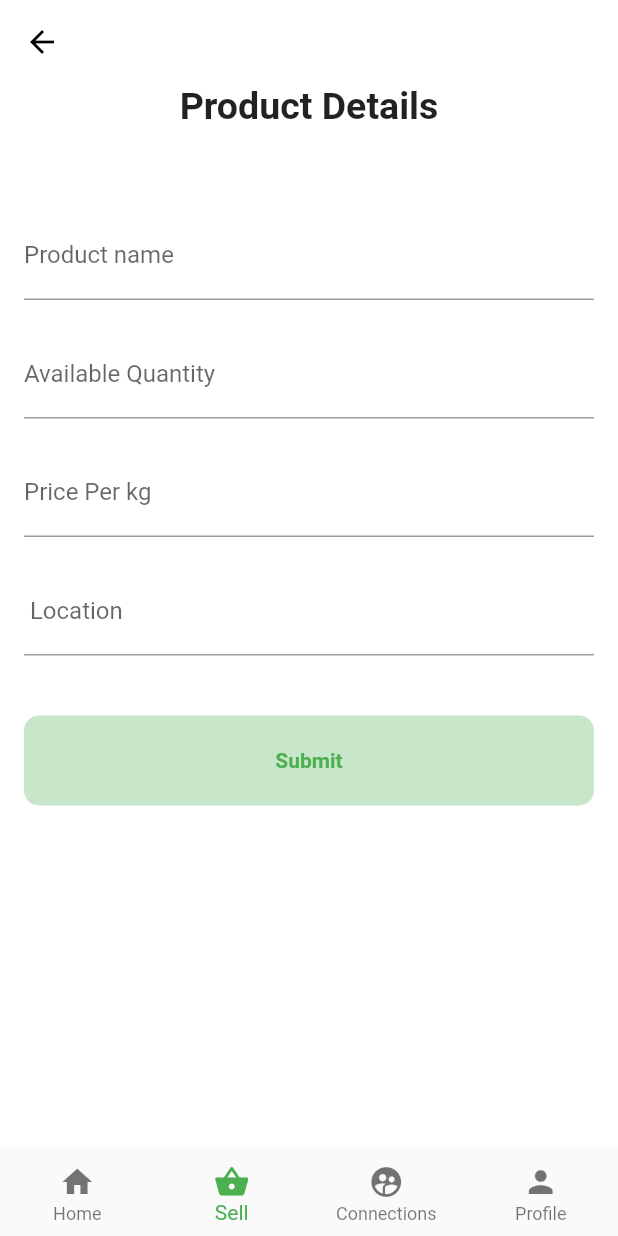
After one commit to khadkabindu/agroApp, a Flutter app: the screen it shows after launch, item 2 of the bottom bar chosen, after a tap on "Submit", on a phone screen of 412 x 824 dp. The commit adds this screen. Run offline on Flutter 3.47's test engine with Material 2 defaults, Android fonts, the phone set to English and light mode, and no system bars; our stand-ins replace google_maps_flutter; missing offline and left inert: flappy_search_bar, google_maps_place_picker.

Commit message:
added sell screen

```diff
--- /dev/null
+++ b/lib/HomePage.dart
@@ -0,0 +1,117 @@
+import 'package:flutter/material.dart';
+import 'package:google_maps_flutter/google_maps_flutter.dart';
+import 'package:google_maps_place_picker/google_maps_place_picker.dart';
+import 'package:localagriculture/sellersList.dart';
+import 'package:localagriculture/vegetablesList.dart';
+
+class HomePage extends StatefulWidget {
+  @override
+  _HomePageState createState() => _HomePageState();
+}
+class _HomePageState extends State<HomePage> {
+
+  static final kInitialPosition = LatLng(-33.8567844, 151.213108);
+
+//  void _onItemTapped(int index) {
+//    setState(() {
+//      _selectedIndex = index;
+//    });
+//  }
+
+  @override
+  Widget build(BuildContext context) {
+    return
+      Builder(
+        builder: (context) =>
+            Center(
+              child: Scaffold(
+                body: ListView(
+                  children: <Widget>[
+                    Padding(
+                      padding: EdgeInsets.all(10.0),
+                      child: Column(
+                        crossAxisAlignment: CrossAxisAlignment.stretch,
+                        mainAxisAlignment: MainAxisAlignment.start,
+                        children: <Widget>[
+                          Container(
+                            child: Row(
+                              children: <Widget>[
+                                SizedBox(
+                                  height: 20.0,
+                                ),
+                                IconButton(
+                                  icon: Icon(
+                                    Icons.location_on,
+                                    color: Colors.green,
+                                  ),
+                                  onPressed: () {
+                                    Navigator.push(
+                                      context,
+                                      MaterialPageRoute(
+                                        builder: (context) =>
+                                            PlacePicker(
+                                              apiKey:
+                                              "AIzaSyBnn_ArFhseTvMZLTDG8PQo5uUtUN78eh8",
+                                              // Put YOUR OWN KEY here.
+                                              onPlacePicked: (result) {
+                                                Navigator.of(context).pop();
+                                              },
+                                              initialPosition:
+                                              _HomePageState.kInitialPosition,
+                                              useCurrentLocation: true,
+                                            ),
+                                      ),
+                                    );
+                                  },
+                                ),
+                                Text('Sahayoginagar, Kathmandu'),
+                              ],
+                            ),
+                          ),
+                          // add searchBar
+                          TextFormField(
+                            decoration: InputDecoration(
+                              labelText: 'Search',
+                              border: new OutlineInputBorder(
+                                borderRadius: new BorderRadius.circular(25.0),
+                                borderSide: new BorderSide(
+                                  color: Colors.pink,
+                                ),
+                              ),
+                            ),
+                          ),
+                          SizedBox(
+                            height: 30.0,
+                          ),
+                          Text(
+                            'Available Today',
+                            style: TextStyle(
+                                fontWeight: FontWeight.bold, fontSize: 20.0),
+                          ),
+                          SizedBox(
+                            height: 20.0,
+                          ),
+                          VegetablesList(),
+                          SizedBox(
+                            height: 40.0,
+                          ),
+                          Text(
+                            'Our Sellers',
+                            style: TextStyle(
+                                fontWeight: FontWeight.bold, fontSize: 20.0),
+                          ),
+                          SizedBox(
+                            height: 30.0,
+                          ),
+                          SellersList(),
+                        ],
+                      ),
+                    ),
+                  ],
+                ),
+              ),
+
+            ),
+      );
+  }
+}
--- /dev/null
+++ b/lib/Sell.dart
@@ -0,0 +1,79 @@
+import 'package:flutter/cupertino.dart';
+import 'package:flutter/material.dart';
+
+class Sell extends StatefulWidget{
+  @override
+  _Sell createState() => _Sell();
+}
+
+class _Sell extends State<Sell>{
+  @override
+  Widget build(BuildContext context) {
+   return MaterialApp(
+     home: Scaffold(
+       backgroundColor: Colors.white,
+       appBar: AppBar(elevation: 0.0,
+         backgroundColor: Colors.white,
+         leading: IconButton(
+           color: Colors.black,
+             icon: Icon(Icons.arrow_back),
+             onPressed: () {
+               Navigator.pop(context);
+             }),
+
+       ),
+       body: Column(
+         children: <Widget>[
+           Text('Product Details',style: TextStyle(fontWeight: FontWeight.bold,fontSize: 25.0),),
+           SizedBox(height: 20.0,),
+           Padding(
+             padding: EdgeInsets.all(16),
+             child: Column(
+               children: <Widget>[
+
+                 SizedBox(height: 20.0,),
+                 TextFormField(
+                   decoration: InputDecoration(
+                       labelText: 'Product name'
+                   ),
+                 ),
+                 SizedBox(height: 20.0,),
+                 TextFormField(
+                   decoration: InputDecoration(
+                       labelText: 'Available Quantity'
+                   ),
+                 ),
+                 SizedBox(height: 20.0,),
+                 TextFormField(
+                   decoration: InputDecoration(
+                       labelText: 'Price Per kg'
+                   ),
+                 ),
+                 SizedBox(height: 20.0,),
+                 TextFormField(
+                   decoration: InputDecoration(
+                       labelText: ' Location'
+                   ),
+                 ),
+                 SizedBox(height: 40.0,),
+                 ButtonTheme(
+                   minWidth: 500.0,
+                   height: 60,
+                   child: RaisedButton(
+
+                     elevation: 0.0,
+                     shape: RoundedRectangleBorder(borderRadius: BorderRadius.circular(10.0),),
+                     onPressed: (){},
+                     child: Text('Submit',style: TextStyle(color: Colors.green,fontWeight: FontWeight.bold,),),
+                     color: Colors.green[100],
+                   ),
+                 ),
+               ],
+             ),
+           ),
+         ],
+       ),
+     ),
+   );
+  }
+}
--- a/lib/farmer_profile_view.dart
+++ b/lib/farmer_profile_view.dart
@@ -68,7 +68,7 @@ class _FarmersView extends State<FarmersView> {
                             ),
                             SizedBox(height: 30.0,),
                             Text('Ahout her journey, firm and inspiration',style: TextStyle(fontWeight: FontWeight.bold,fontSize: 15.0),),
-                            SizedBox(height: 30.0,),
+                            SizedBox(height: 10.0,),
                             Padding(
                               padding: EdgeInsets.all(15.0),
                               child: Column(
@@ -83,7 +83,7 @@ class _FarmersView extends State<FarmersView> {
                                       ' It was popularised in the 1960s with the release of Letraset sheets containing Lorem Ipsum passages, and more '
                                       'recently with desktop publishing software like Aldus PageMaker including versions of Lorem Ipsum.',textAlign: TextAlign.center,),
 
-                                  SizedBox(height: 180.0,),
+                                  SizedBox(height: 190.0,),
                                   ButtonTheme(
                                     minWidth: 500.0,
                                     height: 60,
--- a/lib/main.dart
+++ b/lib/main.dart
@@ -2,6 +2,9 @@ import 'package:flappy_search_bar/flappy_search_bar.dart';
 import 'package:flutter/material.dart';
 import 'package:google_maps_flutter/google_maps_flutter.dart';
 import 'package:google_maps_place_picker/google_maps_place_picker.dart';
+import 'package:localagriculture/HomePage.dart';
+import 'package:localagriculture/Sell.dart';
+import 'package:localagriculture/connections.dart';
 import 'package:localagriculture/farmer_profile_view.dart';
 import 'package:localagriculture/productView.dart';
 import 'package:localagriculture/searchBar.dart';
@@ -12,117 +15,32 @@ void main() {
   runApp(MaterialApp(
     initialRoute: '/',
     routes: {
-      '/': (context) => MyApp(),
+      '/': (context) => Default(),
       '/second': (context) => ProductView(),
       '/third': (context) => FarmersView(),
     },
   ));
 }
 
-class MyApp extends StatefulWidget {
+class Default extends StatefulWidget {
   @override
-  _MyAppState createState() => _MyAppState();
+  _DefaultState createState() => _DefaultState();
 }
 
-class _MyAppState extends State<MyApp> {
-  int _selectedIndex = 0;
-  static final kInitialPosition = LatLng(-33.8567844, 151.213108);
+class _DefaultState extends State<Default> {
+  int _currentIndex = 0;
+  final tabs = [
+    HomePage(),
+    Sell(),
+    Connections(),
+  ];
 
-  void _onItemTapped(int index) {
-    setState(() {
-      _selectedIndex = index;
-    });
-  }
+
 
   @override
   Widget build(BuildContext context) {
-    return
-      Builder(
-        builder: (context) => Center(
-          child: Scaffold(
-            body: ListView(
-              children: <Widget>[
-                Padding(
-                  padding: EdgeInsets.all(10.0),
-                  child: Column(
-                    crossAxisAlignment: CrossAxisAlignment.stretch,
-                    mainAxisAlignment: MainAxisAlignment.start,
-                    children: <Widget>[
-                      Container(
-                        child: Row(
-                          children: <Widget>[
-                            SizedBox(
-                              height: 20.0,
-                            ),
-                            IconButton(
-                              icon: Icon(
-                                Icons.location_on,
-                                color: Colors.green,
-                              ),
-                              onPressed: () {
-                                Navigator.push(
-                                  context,
-                                  MaterialPageRoute(
-                                    builder: (context) => PlacePicker(
-                                      apiKey:
-                                          "AIzaSyBnn_ArFhseTvMZLTDG8PQo5uUtUN78eh8",
-                                      // Put YOUR OWN KEY here.
-                                      onPlacePicked: (result) {
-                                        Navigator.of(context).pop();
-                                      },
-                                      initialPosition:
-                                          _MyAppState.kInitialPosition,
-                                      useCurrentLocation: true,
-                                    ),
-                                  ),
-                                );
-                              },
-                            ),
-                            Text('Sahayoginagar, Kathmandu'),
-                          ],
-                        ),
-                      ),
-                      // add searchBar
-                      TextFormField(
-                        decoration: InputDecoration(
-                          labelText: 'Search',
-                          border: new OutlineInputBorder(
-                            borderRadius: new BorderRadius.circular(25.0),
-                            borderSide: new BorderSide(
-                              color: Colors.pink,
-                            ),
-                          ),
-                        ),
-                      ),
-                      SizedBox(
-                        height: 30.0,
-                      ),
-                      Text(
-                        'Available Today',
-                        style: TextStyle(
-                            fontWeight: FontWeight.bold, fontSize: 20.0),
-                      ),
-                      SizedBox(
-                        height: 20.0,
-                      ),
-                      VegetablesList(),
-                      SizedBox(
-                        height: 40.0,
-                      ),
-                      Text(
-                        'Our Sellers',
-                        style: TextStyle(
-                            fontWeight: FontWeight.bold, fontSize: 20.0),
-                      ),
-                      SizedBox(
-                        height: 30.0,
-                      ),
-                      SellersList(),
-                    ],
-                  ),
-                ),
-              ],
-            ),
+    return Scaffold(
+      body: tabs[_currentIndex],
             bottomNavigationBar: BottomNavigationBar(
               type: BottomNavigationBarType.fixed,
               items: const <BottomNavigationBarItem>[
@@ -145,13 +63,16 @@ class _MyAppState extends State<MyApp> {
                   title: Text('Profile'),
                 ),
               ],
-              currentIndex: _selectedIndex,
+              currentIndex: _currentIndex,
               selectedItemColor: Colors.green,
-              onTap: _onItemTapped,
+              onTap: (index){
+                setState(() {
+                  _currentIndex = index;
+                });
+              },
             ),
-          ),
-        ),
-      );
+          );
+
 
   }
 }
```
Also changed, not shown: lib/connections.dart (added, +63 -0 lines), 1 other file.
